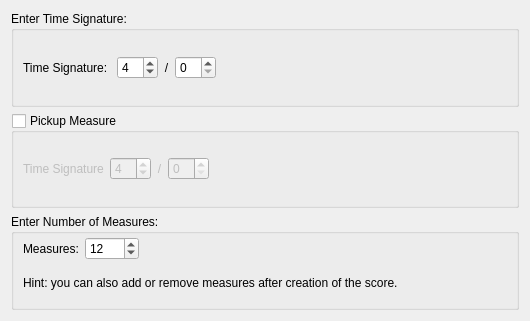
The window that mscore/mscore/timesigwizard.ui (musescore/musescore-old) describes before a commit, drawn with Qt 5.
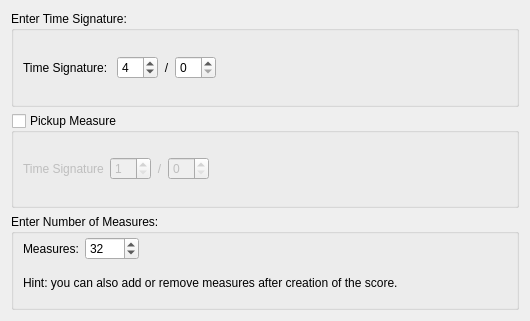
The same window after the commit. Custom widgets are drawn as their Qt base class.

Commit message: fix #11246: change default number of measures and pickup measure timesig

The edit to the form file:
```diff
--- a/mscore/mscore/timesigwizard.ui
+++ b/mscore/mscore/timesigwizard.ui
@@ -119,7 +119,7 @@
          <number>63</number>
         </property>
         <property name="value">
-         <number>4</number>
+         <number>1</number>
         </property>
        </widget>
       </item>
@@ -196,7 +196,7 @@
          <number>9999</number>
         </property>
         <property name="value">
-         <number>12</number>
+         <number>32</number>
         </property>
        </widget>
       </item>
```
The commit also changes 1 other file.
